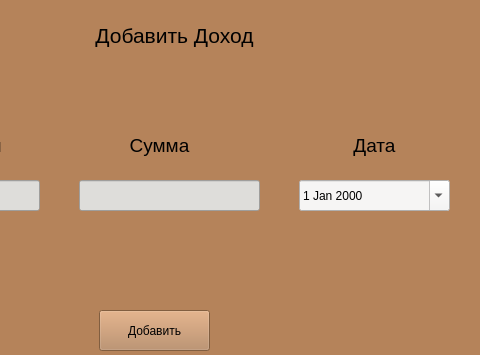
Above: Клюев/income.ui from victorkluev5/kyrs before the change; both pictures show x 161 to 641 and y 0 to 355 of the 641 by 480 pixel window. Below: the same form after it.
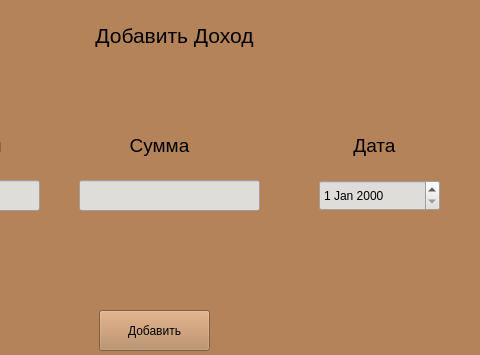
That is the form after the change.

Diff of the .ui file:
```diff
--- a/Клюев/income.ui
+++ b/Клюев/income.ui
@@ -131,24 +131,15 @@
    <widget class="QDateEdit" name="dateEdit">
     <property name="geometry">
      <rect>
-      <x>460</x>
+      <x>480</x>
       <y>180</y>
-      <width>151</width>
+      <width>121</width>
       <height>31</height>
      </rect>
     </property>
     <property name="styleSheet">
-     <string notr="true">background-color: rgb(246, 245, 244);</string>
-    </property>
-    <property name="maximumDate">
-     <date>
-      <year>2999</year>
-      <month>12</month>
-      <day>31</day>
-     </date>
-    </property>
-    <property name="calendarPopup">
-     <bool>true</bool>
+     <string notr="true">background-color: rgb(222, 221, 218);
+</string>
     </property>
    </widget>
   </widget>
```
